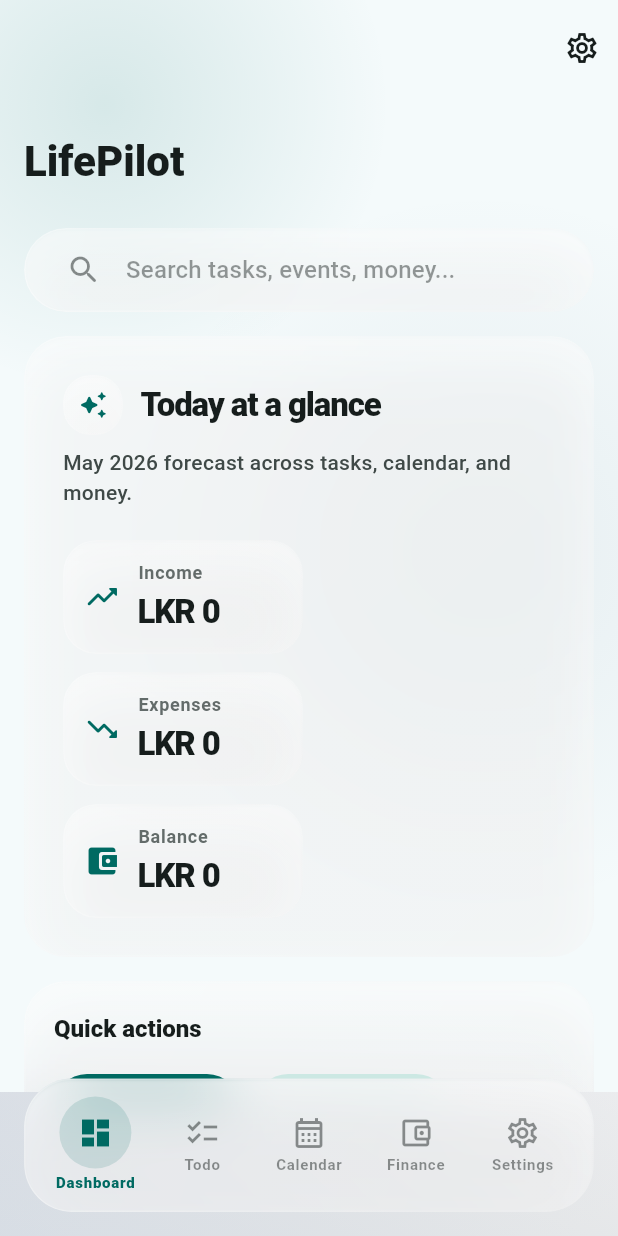
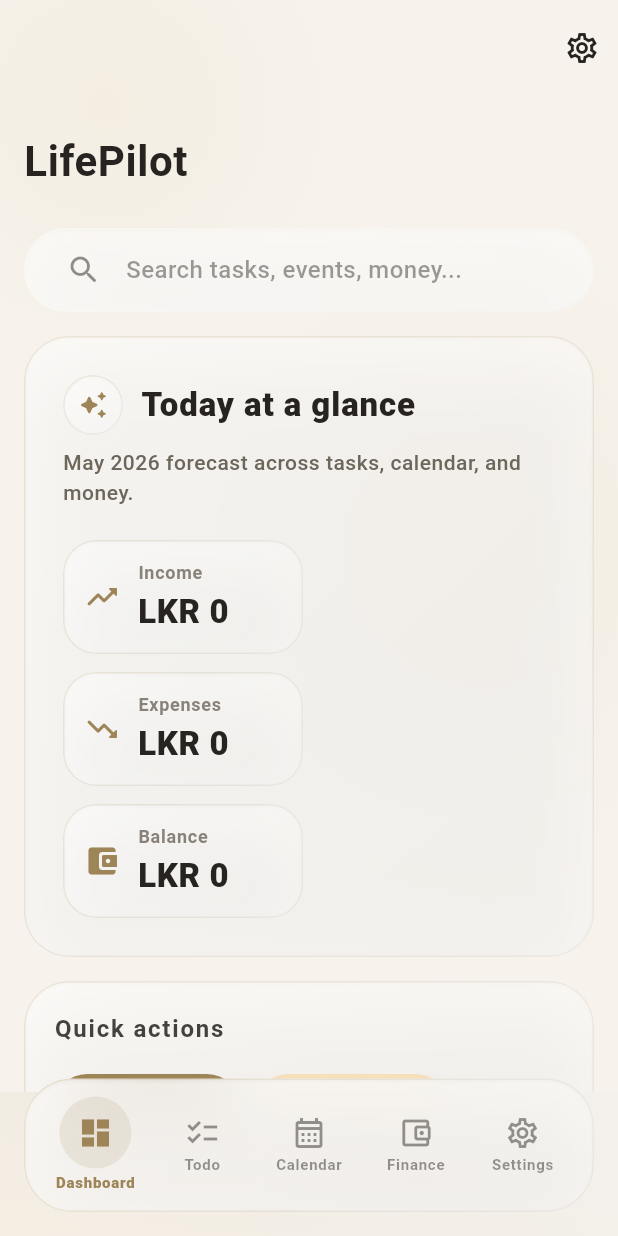
Before and after one commit to IT25100142/LifePilot_todo, a Flutter app: the screen it shows after launch, on a phone screen of 412 x 824 dp. Run offline on Flutter 3.47's test engine with Material 3 defaults, Android fonts, the phone set to English and light mode, and no system bars; our stand-ins replace csv, drift, drift_flutter, file_picker, fl_chart, flutter_local_notifications and 6 more; missing offline and left inert: cryptography, file_saver; accounts and stored records are empty; generated files the repository leaves out were written again.

Commit message:
Refactor calendar, dashboard, finance, and settings screens; enhance UI with improved typography, color gradients, and layout adjustments

```diff
--- a/lifepilot/lib/app/theme.dart
+++ b/lifepilot/lib/app/theme.dart
@@ -2,8 +2,8 @@ import 'dart:ui';
 import 'package:flutter/material.dart';
 
 class LifePilotTheme {
-  static const _seed = Color(0xFF4DD7C8);
-  static const glassRadius = 28.0;
+  static const _seed = Color(0xFFC3A56A);
+  static const glassRadius = 30.0;
   static const glassBlur = 24.0;
   static const quickCurve = Cubic(0.2, 0.8, 0.2, 1);
   static const pageDuration = Duration(milliseconds: 420);
@@ -26,62 +26,84 @@ class LifePilotTheme {
 
   static ThemeData _themeFromScheme(ColorScheme scheme) {
     final dark = scheme.brightness == Brightness.dark;
+    final premiumScheme = scheme.copyWith(
+      primary: dark ? const Color(0xFFD7C39A) : const Color(0xFF9E8558),
+      onPrimary: dark ? const Color(0xFF2A2218) : const Color(0xFFF9F7F3),
+      secondary: dark ? const Color(0xFFC2B7A2) : const Color(0xFF8A7D66),
+      tertiary: dark ? const Color(0xFFBCA98B) : const Color(0xFFA38C68),
+      error: dark ? const Color(0xFFD98681) : const Color(0xFF9E4C4A),
+      surface: dark ? const Color(0xFF131214) : const Color(0xFFFBF9F5),
+      onSurface: dark ? const Color(0xFFF2EEE6) : const Color(0xFF262320),
+      onSurfaceVariant: dark
+          ? const Color(0xFFC6C0B3)
+          : const Color(0xFF6D665B),
+      outlineVariant: dark ? const Color(0x665F5850) : const Color(0x336E665A),
+      surfaceContainerHighest: dark
+          ? const Color(0xFF242124)
+          : const Color(0xFFF1ECE3),
+      primaryContainer: dark
+          ? const Color(0xFF4C3E2C)
+          : const Color(0xFFE6D7BC),
+      onPrimaryContainer: dark
+          ? const Color(0xFFF2E9DB)
+          : const Color(0xFF3F3324),
+    );
     return ThemeData(
       useMaterial3: true,
-      colorScheme: scheme,
-      scaffoldBackgroundColor: scheme.brightness == Brightness.dark
-          ? const Color(0xFF060B0C)
-          : const Color(0xFFF4FAFB),
+      colorScheme: premiumScheme,
+      scaffoldBackgroundColor: premiumScheme.brightness == Brightness.dark
+          ? const Color(0xFF111012)
+          : const Color(0xFFF7F4EE),
       textTheme: TextTheme(
         displayLarge: TextStyle(
           fontWeight: FontWeight.w900,
-          letterSpacing: -1.0,
-          color: scheme.onSurface,
+          letterSpacing: -0.2,
+          color: premiumScheme.onSurface,
         ),
         displayMedium: TextStyle(
           fontWeight: FontWeight.w900,
-          letterSpacing: -0.8,
-          color: scheme.onSurface,
+          letterSpacing: -0.1,
+          color: premiumScheme.onSurface,
         ),
         displaySmall: TextStyle(
           fontWeight: FontWeight.w800,
-          letterSpacing: -0.5,
-          color: scheme.onSurface,
+          letterSpacing: 0.0,
+          color: premiumScheme.onSurface,
         ),
         headlineLarge: TextStyle(
           fontWeight: FontWeight.w800,
-          letterSpacing: -0.5,
-          color: scheme.onSurface,
+          letterSpacing: 0.1,
+          color: premiumScheme.onSurface,
         ),
         headlineMedium: TextStyle(
           fontWeight: FontWeight.w700,
-          letterSpacing: -0.2,
-          color: scheme.onSurface,
+          letterSpacing: 0.2,
+          color: premiumScheme.onSurface,
         ),
         titleLarge: TextStyle(
-          fontWeight: FontWeight.w800,
-          letterSpacing: 0.0,
-          color: scheme.onSurface,
+          fontWeight: FontWeight.w700,
+          letterSpacing: 0.6,
+          color: premiumScheme.onSurface,
         ),
         titleMedium: TextStyle(
           fontWeight: FontWeight.w700,
-          letterSpacing: 0.1,
-          color: scheme.onSurface,
+          letterSpacing: 1.2,
+          color: premiumScheme.onSurface.withValues(alpha: 0.88),
         ),
         bodyLarge: TextStyle(
           fontWeight: FontWeight.w500,
-          letterSpacing: 0.15,
-          color: scheme.onSurface.withValues(alpha: 0.95),
+          letterSpacing: 0.3,
+          color: premiumScheme.onSurface.withValues(alpha: 0.95),
         ),
         bodyMedium: TextStyle(
           fontWeight: FontWeight.w500,
-          letterSpacing: 0.2,
-          color: scheme.onSurface.withValues(alpha: 0.85),
+          letterSpacing: 0.35,
+          color: premiumScheme.onSurface.withValues(alpha: 0.82),
         ),
         labelLarge: TextStyle(
           fontWeight: FontWeight.w700,
-          letterSpacing: 0.3,
-          color: scheme.onSurface,
+          letterSpacing: 0.8,
+          color: premiumScheme.onSurface,
         ),
       ),
       extensions: [
@@ -91,12 +113,12 @@ class LifePilotTheme {
             end: Alignment.bottomRight,
             colors: dark
                 ? [
-                    Colors.white.withValues(alpha: 0.06),
-                    Colors.white.withValues(alpha: 0.01),
+                    const Color(0xFFF8F1E5).withValues(alpha: 0.12),
+                    const Color(0xFFCFC8BE).withValues(alpha: 0.07),
                   ]
                 : [
-                    Colors.white.withValues(alpha: 0.12),
-                    Colors.white.withValues(alpha: 0.04),
+                    const Color(0xFFFFFFFF).withValues(alpha: 0.15),
+                    const Color(0xFFE5DED2).withValues(alpha: 0.08),
                   ],
           ),
           borderGradient: LinearGradient(
@@ -104,18 +126,18 @@ class LifePilotTheme {
             end: Alignment.bottomRight,
             colors: dark
                 ? [
-                    Colors.white.withValues(alpha: 0.16),
-                    Colors.white.withValues(alpha: 0.02),
+                    const Color(0xFFE0CFA7).withValues(alpha: 0.40),
+                    const Color(0xFFC8B89A).withValues(alpha: 0.10),
                   ]
                 : [
-                    Colors.white.withValues(alpha: 0.32),
-                    Colors.white.withValues(alpha: 0.06),
+                    const Color(0xFFD4C4A0).withValues(alpha: 0.35),
+                    const Color(0xFFB5AAA0).withValues(alpha: 0.12),
                   ],
           ),
-          blurSigma: 20.0,
+          blurSigma: 22.0,
           shadowColor: dark
-              ? Colors.black.withValues(alpha: 0.24)
-              : Colors.black.withValues(alpha: 0.06),
+              ? const Color(0xFF0A090A).withValues(alpha: 0.30)
+              : const Color(0xFF58514A).withValues(alpha: 0.12),
         ),
       ],
       appBarTheme: AppBarTheme(
@@ -123,12 +145,12 @@ class LifePilotTheme {
         elevation: 0,
         scrolledUnderElevation: 0,
         backgroundColor: Colors.transparent,
-        foregroundColor: scheme.onSurface,
+        foregroundColor: premiumScheme.onSurface,
         titleTextStyle: TextStyle(
-          color: scheme.onSurface,
+          color: premiumScheme.onSurface,
           fontSize: 28,
-          fontWeight: FontWeight.w800,
-          letterSpacing: 0,
+          fontWeight: FontWeight.w700,
+          letterSpacing: 0.4,
         ),
       ),
       cardTheme: CardThemeData(
@@ -142,25 +164,25 @@ class LifePilotTheme {
       ),
       inputDecorationTheme: InputDecorationTheme(
         filled: true,
-        fillColor: scheme.surfaceContainerHighest.withValues(alpha: 0.34),
+        fillColor: premiumScheme.surfaceContainerHighest.withValues(alpha: 0.44),
         contentPadding: const EdgeInsets.symmetric(
           horizontal: 18,
           vertical: 16,
         ),
         border: OutlineInputBorder(
-          borderRadius: BorderRadius.circular(20),
+          borderRadius: BorderRadius.circular(24),
           borderSide: BorderSide.none,
         ),
         enabledBorder: OutlineInputBorder(
-          borderRadius: BorderRadius.circular(20),
+          borderRadius: BorderRadius.circular(24),
           borderSide: BorderSide(
-            color: scheme.outlineVariant.withValues(alpha: 0.36),
+            color: premiumScheme.outlineVariant.withValues(alpha: 0.46),
           ),
         ),
         focusedBorder: OutlineInputBorder(
-          borderRadius: BorderRadius.circular(20),
+          borderRadius: BorderRadius.circular(24),
           borderSide: BorderSide(
-            color: scheme.primary.withValues(alpha: 0.82),
+            color: premiumScheme.primary.withValues(alpha: 0.74),
             width: 1.4,
           ),
         ),
@@ -176,8 +198,8 @@ class LifePilotTheme {
         elevation: 0,
         highlightElevation: 0,
         shape: const StadiumBorder(),
-        backgroundColor: scheme.primaryContainer.withValues(alpha: 0.82),
-        foregroundColor: scheme.onPrimaryContainer,
+        backgroundColor: premiumScheme.primaryContainer.withValues(alpha: 0.86),
+        foregroundColor: premiumScheme.onPrimaryContainer,
       ),
       bottomSheetTheme: const BottomSheetThemeData(
         backgroundColor: Colors.transparent,
@@ -193,18 +215,18 @@ class LifePilotTheme {
       ),
       chipTheme: ChipThemeData(
         shape: const StadiumBorder(),
-        side: BorderSide(color: scheme.outlineVariant.withValues(alpha: 0.28)),
-        backgroundColor: scheme.surfaceContainerHighest.withValues(alpha: 0.38),
-        selectedColor: scheme.primaryContainer.withValues(alpha: 0.7),
+        side: BorderSide(color: premiumScheme.outlineVariant.withValues(alpha: 0.36)),
+        backgroundColor: premiumScheme.surfaceContainerHighest.withValues(alpha: 0.42),
+        selectedColor: premiumScheme.primaryContainer.withValues(alpha: 0.72),
       ),
       navigationBarTheme: NavigationBarThemeData(
         height: 72,
         elevation: 0,
         backgroundColor: Colors.transparent,
-        indicatorColor: scheme.primaryContainer.withValues(alpha: 0.66),
+        indicatorColor: premiumScheme.primaryContainer.withValues(alpha: 0.72),
         labelTextStyle: WidgetStatePropertyAll(
           TextStyle(
-            color: scheme.onSurface,
+            color: premiumScheme.onSurface,
             fontSize: 12,
             fontWeight: FontWeight.w700,
           ),
@@ -214,11 +236,11 @@ class LifePilotTheme {
         groupAlignment: -0.9,
         labelType: NavigationRailLabelType.all,
         backgroundColor: Colors.transparent,
-        indicatorColor: scheme.primaryContainer.withValues(alpha: 0.62),
-        selectedIconTheme: IconThemeData(color: scheme.onPrimaryContainer),
+        indicatorColor: premiumScheme.primaryContainer.withValues(alpha: 0.70),
+        selectedIconTheme: IconThemeData(color: premiumScheme.onPrimaryContainer),
         selectedLabelTextStyle: TextStyle(
-          color: scheme.onSurface,
-          fontWeight: FontWeight.w800,
+          color: premiumScheme.onSurface,
+          fontWeight: FontWeight.w700,
         ),
       ),
       pageTransitionsTheme: const PageTransitionsTheme(
--- a/lifepilot/lib/core/widgets/glass.dart
+++ b/lifepilot/lib/core/widgets/glass.dart
@@ -47,14 +47,14 @@ class _LiquidBackgroundState extends State<LiquidBackground>
               end: Alignment(0.9 - t * 0.18, 1),
               colors: dark
                   ? const [
-                      Color(0xFF061312),
-                      Color(0xFF0E1824),
-                      Color(0xFF101015),
+                      Color(0xFF151316),
+                      Color(0xFF1A171A),
+                      Color(0xFF1D1A1E),
                     ]
                   : const [
-                      Color(0xFFEAFDFC),
-                      Color(0xFFF4F7FF),
-                      Color(0xFFFFFFFF),
+                      Color(0xFFF7F3EC),
+                      Color(0xFFF9F6F0),
+                      Color(0xFFFFFCF8),
                     ],
             ),
           ),
@@ -67,12 +67,12 @@ class _LiquidBackgroundState extends State<LiquidBackground>
                       begin: Alignment.topRight,
                       end: Alignment.bottomLeft,
                       colors: [
-                        theme.colorScheme.primary.withValues(
-                          alpha: dark ? 0.16 : 0.22,
+                        const Color(0xFFD6BD92).withValues(
+                          alpha: dark ? 0.12 : 0.16,
                         ),
                         Colors.transparent,
-                        theme.colorScheme.tertiary.withValues(
-                          alpha: dark ? 0.14 : 0.2,
+                        const Color(0xFFC8A97A).withValues(
+                          alpha: dark ? 0.10 : 0.14,
                         ),
                       ],
                     ),
@@ -133,10 +133,10 @@ class GlassIcon extends StatelessWidget {
   Widget build(BuildContext context) {
     final theme = Theme.of(context);
     return GlassPanel(
-      radius: 18,
+      radius: 22,
       blur: 18,
       padding: const EdgeInsets.all(10),
-      opacity: theme.brightness == Brightness.dark ? 0.22 : 0.66,
+      opacity: theme.brightness == Brightness.dark ? 0.28 : 0.70,
       child: Icon(icon, color: color ?? theme.colorScheme.primary, size: 20),
     );
   }
--- a/lifepilot/lib/core/widgets/glass_panel.dart
+++ b/lifepilot/lib/core/widgets/glass_panel.dart
@@ -68,7 +68,7 @@ class LifePilotGlassCard extends StatelessWidget {
                 ],
         );
 
-    final resolvedBlurSigma = blurSigma ?? glassExt?.blurSigma ?? 20.0;
+    final resolvedBlurSigma = blurSigma ?? glassExt?.blurSigma ?? 22.0;
     final resolvedShadowColor =
         shadowColor ??
         glassExt?.shadowColor ??
@@ -87,12 +87,14 @@ class LifePilotGlassCard extends StatelessWidget {
         boxShadow: [
           BoxShadow(
             color: resolvedShadowColor,
-            blurRadius: 32,
-            offset: const Offset(0, 16),
+            blurRadius: 40,
+            offset: const Offset(0, 18),
           ),
           BoxShadow(
-            color: Colors.white.withValues(alpha: dark ? 0.02 : 0.45),
-            blurRadius: 1,
+            color: dark
+                ? const Color(0xFFF2EBDD).withValues(alpha: 0.06)
+                : const Color(0xFFFFFFFF).withValues(alpha: 0.55),
+            blurRadius: 2,
             offset: const Offset(0, 1),
           ),
         ],
--- a/lifepilot/lib/core/widgets/section_card.dart
+++ b/lifepilot/lib/core/widgets/section_card.dart
@@ -39,8 +39,11 @@ class SectionCard extends StatelessWidget {
                           Text(
                             title!,
                             style: theme.textTheme.titleMedium?.copyWith(
-                              fontWeight: FontWeight.w800,
-                              letterSpacing: 0,
+                              fontWeight: FontWeight.w700,
+                              letterSpacing: 1.2,
+                              color: theme.colorScheme.onSurface.withValues(
+                                alpha: 0.86,
+                              ),
                             ),
                           ),
                         if (subtitle != null) ...[
--- a/lifepilot/lib/features/dashboard/dashboard_screen.dart
+++ b/lifepilot/lib/features/dashboard/dashboard_screen.dart
@@ -142,7 +142,7 @@ class _HeroHeader extends StatelessWidget {
                   'Today at a glance',
                   style: theme.textTheme.titleLarge?.copyWith(
                     fontWeight: FontWeight.w900,
-                    letterSpacing: -0.75,
+                    letterSpacing: 0.6,
                   ),
                 ),
               ),
@@ -228,7 +228,7 @@ class _MetricPill extends StatelessWidget {
                     value,
                     style: theme.textTheme.titleLarge?.copyWith(
                       fontWeight: FontWeight.w900,
-                      letterSpacing: -0.75,
+                      letterSpacing: 0.4,
                     ),
                   ),
                 ),
@@ -587,7 +587,7 @@ class _SearchResultsView extends ConsumerWidget {
                           ? Text(task.description)
                           : null,
                       trailing: Text(
-                        task.priority.toUpperCase(),
+                        _priorityLabel(task.priority),
                         style: TextStyle(
                           color: switch (task.priority) {
                             'high' => theme.colorScheme.error,
@@ -701,6 +701,11 @@ class _ResultSectionHeader extends StatelessWidget {
   }
 }
 
+String _priorityLabel(String priority) {
+  if (priority.isEmpty) return '';
+  return '${priority.substring(0, 1).toUpperCase()}${priority.substring(1)}';
+}
+
 class _AmbientBackdrop extends StatelessWidget {
   const _AmbientBackdrop();
 
@@ -709,18 +714,18 @@ class _AmbientBackdrop extends StatelessWidget {
     final theme = Theme.of(context);
     final isDark = theme.brightness == Brightness.dark;
 
-    final primaryGlow = theme.colorScheme.primary.withValues(
-      alpha: isDark ? 0.18 : 0.12,
+    final primaryGlow = const Color(0xFFD6BD92).withValues(
+      alpha: isDark ? 0.12 : 0.10,
     );
-    final secondaryGlow = theme.colorScheme.tertiary.withValues(
-      alpha: isDark ? 0.14 : 0.08,
+    final secondaryGlow = const Color(0xFFC8A97A).withValues(
+      alpha: isDark ? 0.10 : 0.08,
     );
 
     return Stack(
       children: [
         Positioned.fill(
           child: Container(
-            color: isDark ? const Color(0xFF060B0C) : const Color(0xFFF4FAFB),
+            color: isDark ? const Color(0xFF151316) : const Color(0xFFF7F3EC),
           ),
         ),
         Positioned(
```
Also changed, not shown: lifepilot/lib/features/calendar/calendar_screen.dart (+6 -1 lines), lifepilot/lib/features/finance/finance_screen.dart (+13 -13 lines), lifepilot/lib/features/settings/settings_screen.dart (+25 -25 lines), lifepilot/lib/features/todo/todo_screen.dart (+6 -6 lines).
